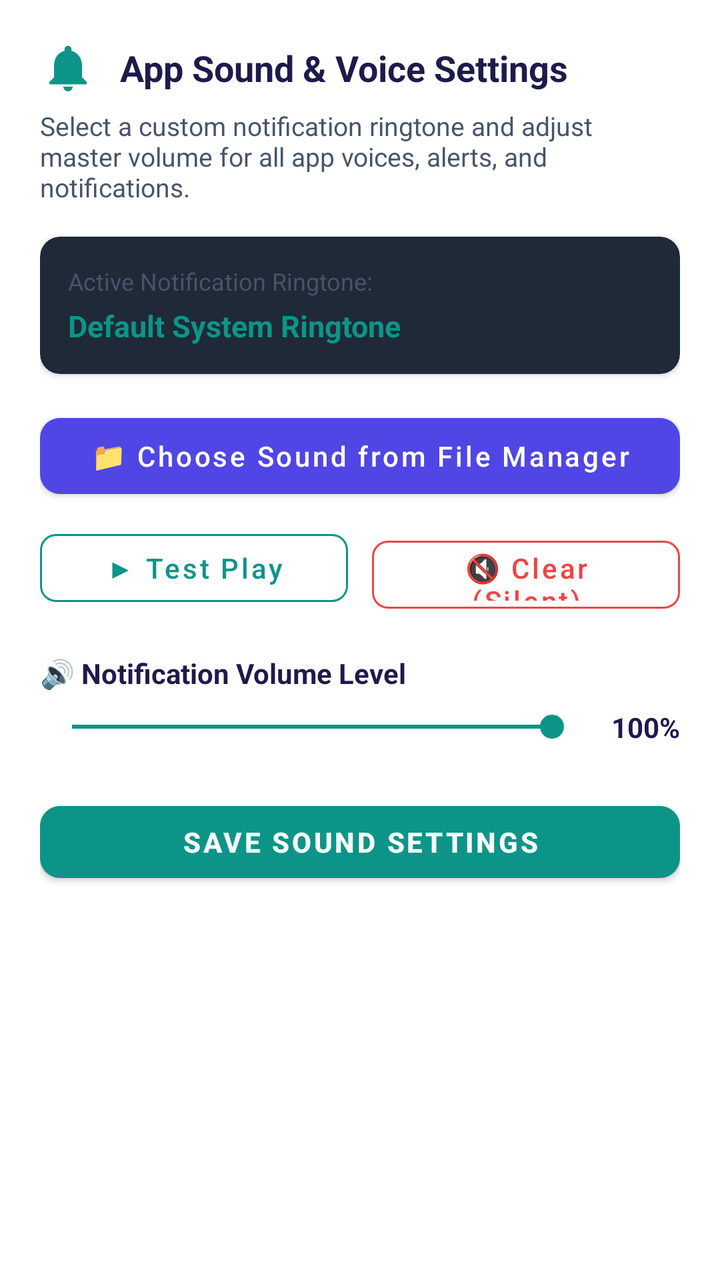
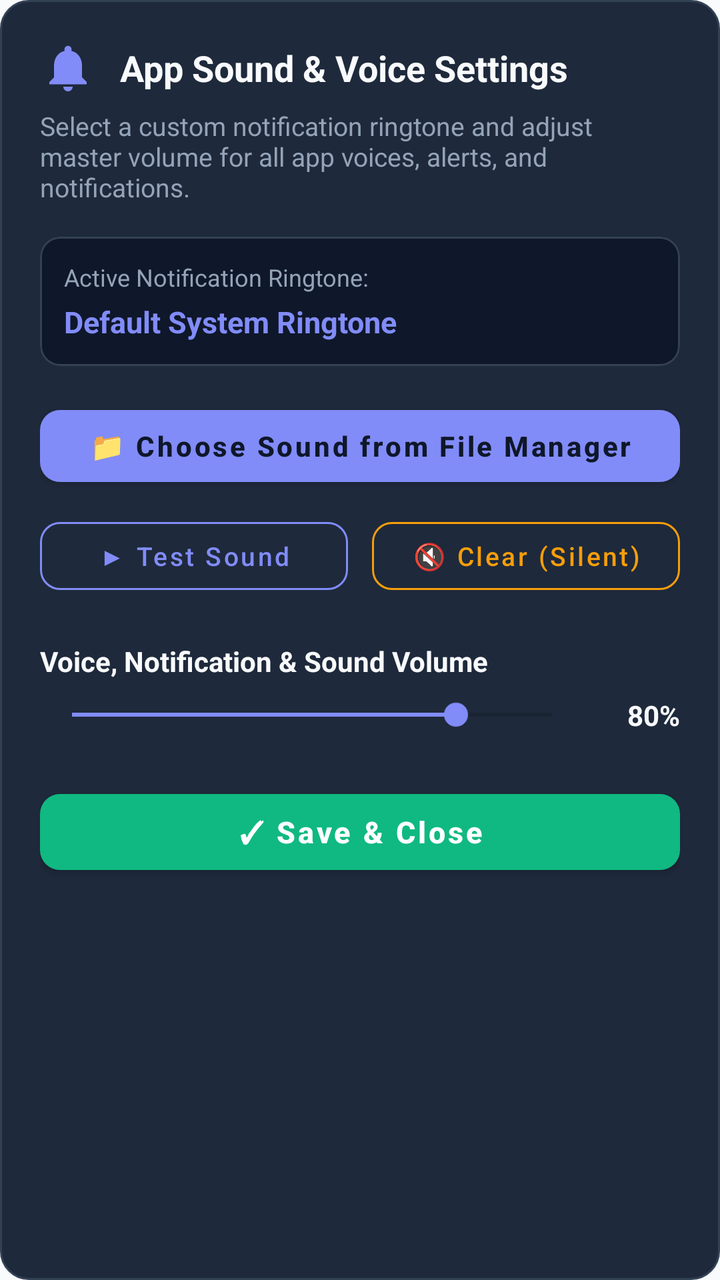

Compare the two renders of this Android layout. The source of the first and the diff that turns it into the second are given below.
<!-- AndroidManifest.xml: application theme Theme.SpeechAssistant -->
<!-- res/layout/dialog_notification_settings.xml -->
<?xml version="1.0" encoding="utf-8"?>
<LinearLayout xmlns:android="http://schemas.android.com/apk/res/android"
    xmlns:app="http://schemas.android.com/apk/res-auto"
    android:layout_width="match_parent"
    android:layout_height="wrap_content"
    android:orientation="vertical"
    android:padding="20dp"
    android:background="@color/surface">

    
    <LinearLayout
        android:layout_width="match_parent"
        android:layout_height="wrap_content"
        android:orientation="horizontal"
        android:gravity="center_vertical">

        <ImageView
            android:layout_width="28dp"
            android:layout_height="28dp"
            android:src="@drawable/ic_bell"
            app:tint="@color/accent" />

        <TextView
            android:layout_width="0dp"
            android:layout_height="wrap_content"
            android:layout_weight="1"
            android:layout_marginStart="12dp"
            android:text="App Sound &amp; Voice Settings"
            android:textColor="@color/text_primary"
            android:textSize="18sp"
            android:textStyle="bold" />
    </LinearLayout>

    <TextView
        android:layout_width="match_parent"
        android:layout_height="wrap_content"
        android:layout_marginTop="6dp"
        android:text="Select a custom notification ringtone and adjust master volume for all app voices, alerts, and notifications."
        android:textColor="@color/text_secondary"
        android:textSize="13sp" />

    
    <com.google.android.material.card.MaterialCardView
        android:layout_width="match_parent"
        android:layout_height="wrap_content"
        android:layout_marginTop="16dp"
        app:cardCornerRadius="10dp"
        app:cardElevation="2dp"
        app:cardBackgroundColor="#1F2937">

        <LinearLayout
            android:layout_width="match_parent"
            android:layout_height="wrap_content"
            android:orientation="vertical"
            android:padding="14dp">

            <TextView
                android:layout_width="wrap_content"
                android:layout_height="wrap_content"
                android:text="Active Notification Ringtone:"
                android:textColor="@color/text_secondary"
                android:textSize="12sp" />

            <TextView
                android:id="@+id/txtCurrentRingtoneName"
                android:layout_width="match_parent"
                android:layout_height="wrap_content"
                android:layout_marginTop="4dp"
                android:text="Default System Ringtone"
                android:textColor="@color/accent"
                android:textSize="15sp"
                android:textStyle="bold" />
        </LinearLayout>
    </com.google.android.material.card.MaterialCardView>

    
    <com.google.android.material.button.MaterialButton
        android:id="@+id/btnSelectFileRingtone"
        android:layout_width="match_parent"
        android:layout_height="50dp"
        android:layout_marginTop="16dp"
        android:text="📁 Choose Sound from File Manager"
        android:textAllCaps="false"
        android:textSize="14sp"
        app:cornerRadius="10dp"
        app:backgroundTint="@color/primary" />

    <LinearLayout
        android:layout_width="match_parent"
        android:layout_height="wrap_content"
        android:layout_marginTop="8dp"
        android:orientation="horizontal">

        <com.google.android.material.button.MaterialButton
            android:id="@+id/btnTestPlayRingtone"
            style="@style/Widget.MaterialComponents.Button.OutlinedButton"
            android:layout_width="0dp"
            android:layout_height="46dp"
            android:layout_weight="1"
            android:layout_marginEnd="6dp"
            android:text="▶ Test Play"
            android:textAllCaps="false"
            android:textColor="@color/accent"
            app:strokeColor="@color/accent"
            app:cornerRadius="8dp" />

        <com.google.android.material.button.MaterialButton
            android:id="@+id/btnResetDefaultRingtone"
            style="@style/Widget.MaterialComponents.Button.OutlinedButton"
            android:layout_width="0dp"
            android:layout_height="46dp"
            android:layout_weight="1"
            android:layout_marginStart="6dp"
            android:text="🔇 Clear (Silent)"
            android:textAllCaps="false"
            android:textColor="#EF4444"
            app:strokeColor="#EF4444"
            app:cornerRadius="8dp" />
    </LinearLayout>

    
    <TextView
        android:layout_width="wrap_content"
        android:layout_height="wrap_content"
        android:layout_marginTop="20dp"
        android:text="🔊 Notification Volume Level"
        android:textColor="@color/text_primary"
        android:textSize="14sp"
        android:textStyle="bold" />

    <LinearLayout
        android:layout_width="match_parent"
        android:layout_height="wrap_content"
        android:layout_marginTop="8dp"
        android:gravity="center_vertical"
        android:orientation="horizontal">

        <SeekBar
            android:id="@+id/sbNotificationVolume"
            android:layout_width="0dp"
            android:layout_height="wrap_content"
            android:layout_weight="1"
            android:max="100"
            android:progress="100"
            android:progressTint="@color/accent"
            android:thumbTint="@color/accent" />

        <TextView
            android:id="@+id/txtVolumePercentage"
            android:layout_width="48dp"
            android:layout_height="wrap_content"
            android:gravity="end"
            android:text="100%"
            android:textColor="@color/text_primary"
            android:textSize="14sp"
            android:textStyle="bold" />
    </LinearLayout>

    
    <LinearLayout
        android:id="@+id/layoutTtsVolumeSection"
        android:layout_width="match_parent"
        android:layout_height="wrap_content"
        android:layout_marginTop="16dp"
        android:orientation="vertical"
        android:visibility="gone">

        <TextView
            android:id="@+id/lblVoiceAssistantVolume"
            android:layout_width="wrap_content"
            android:layout_height="wrap_content"
            android:text="🔊 Voice Assistant Volume"
            android:textColor="@color/text_primary"
            android:textSize="14sp"
            android:textStyle="bold" />

        <TextView
            android:layout_width="wrap_content"
            android:layout_height="wrap_content"
            android:text="Manage the voice assistant speech volume and sound"
            android:textColor="@color/text_secondary"
            android:textSize="12sp"
            android:layout_marginTop="2dp" />

        <LinearLayout
            android:layout_width="match_parent"
            android:layout_height="wrap_content"
            android:layout_marginTop="8dp"
            android:gravity="center_vertical"
            android:orientation="horizontal">

            <SeekBar
                android:id="@+id/sbTtsVolume"
                android:layout_width="0dp"
                android:layout_height="wrap_content"
                android:layout_weight="1"
                android:max="100"
                android:progress="100"
                android:progressTint="@color/accent"
                android:thumbTint="@color/accent" />

            <TextView
                android:id="@+id/txtTtsVolumePercentage"
                android:layout_width="48dp"
                android:layout_height="wrap_content"
                android:gravity="end"
                android:text="100%"
                android:textColor="@color/text_primary"
                android:textSize="14sp"
                android:textStyle="bold" />
        </LinearLayout>

        <com.google.android.material.button.MaterialButton
            android:id="@+id/btnTestVoiceAssistant"
            style="@style/Widget.MaterialComponents.Button.OutlinedButton"
            android:layout_width="match_parent"
            android:layout_height="44dp"
            android:layout_marginTop="8dp"
            android:text="🗣️ Test Assistant Voice"
            android:textAllCaps="false"
            android:textSize="13sp"
            android:textColor="@color/accent"
            app:strokeColor="@color/accent"
            app:cornerRadius="8dp" />
    </LinearLayout>

    
    <LinearLayout
        android:layout_width="match_parent"
        android:layout_height="wrap_content"
        android:layout_marginTop="24dp"
        android:gravity="end">

        <com.google.android.material.button.MaterialButton
            android:id="@+id/btnSaveNotificationSettings"
            android:layout_width="match_parent"
            android:layout_height="48dp"
            android:text="SAVE SOUND SETTINGS"
            android:textSize="14sp"
            android:textStyle="bold"
            app:cornerRadius="10dp"
            app:backgroundTint="@color/accent" />
    </LinearLayout>

</LinearLayout>
<!-- resources referenced by this layout -->
<resources>
  <color name="accent">#0D9488</color>
  <color name="primary">#4F46E5</color>
  <color name="surface">#FFFFFF</color>
  <color name="text_primary">#1E1B4B</color>
  <color name="text_secondary">#475569</color>
  <!-- drawable ic_bell (drawable) -->
  <vector xmlns:android="http://schemas.android.com/apk/res/android"
      android:width="24dp"
      android:height="24dp"
      android:viewportWidth="24"
      android:viewportHeight="24">
      <path
          android:fillColor="#FFFFFFFF"
          android:pathData="M12,22c1.1,0 2,-0.9 2,-2h-4c0,1.1 0.89,2 2,2zM18,16v-5c0,-3.07 -1.63,-5.64 -4.5,-6.32V4c0,-0.83 -0.67,-1.5 -1.5,-1.5s-1.5,0.67 -1.5,1.5v0.68C7.63,5.36 6,7.92 6,11v5l-2,2v1h16v-1l-2,-2z"/>
  </vector>
  <style name="Theme.SpeechAssistant" parent="Theme.MaterialComponents.DayNight.NoActionBar">
          
          <item name="colorPrimary">@color/primary</item>
          <item name="colorPrimaryVariant">@color/primary_dark</item>
          <item name="colorOnPrimary">@android:color/white</item>
          
          <item name="colorSecondary">@color/accent</item>
          <item name="colorSecondaryVariant">@color/accent</item>
          <item name="colorOnSecondary">@android:color/black</item>
          
          <item name="android:statusBarColor">?attr/colorPrimaryVariant</item>
          
          <item name="android:windowBackground">@color/background</item>
      </style>
  <color name="primary_dark">#3730A3</color>
  <color name="background">#F8FAFC</color>
</resources>

<!-- the commit's change to res/layout/dialog_notification_settings.xml (unified diff, before → after) -->
@@ -5,7 +5,7 @@
     android:layout_height="wrap_content"
     android:orientation="vertical"
     android:padding="20dp"
-    android:background="@color/surface">
+    android:background="@drawable/bg_caregiver_search">
 
     
     <LinearLayout
@@ -18,7 +18,7 @@
             android:layout_width="28dp"
             android:layout_height="28dp"
             android:src="@drawable/ic_bell"
-            app:tint="@color/accent" />
+            app:tint="@color/caregiver_accent" />
 
         <TextView
             android:layout_width="0dp"
@@ -26,7 +26,7 @@
             android:layout_weight="1"
             android:layout_marginStart="12dp"
             android:text="App Sound &amp; Voice Settings"
-            android:textColor="@color/text_primary"
+            android:textColor="@color/caregiver_text_primary"
             android:textSize="18sp"
             android:textStyle="bold" />
     </LinearLayout>
@@ -36,7 +36,7 @@
         android:layout_height="wrap_content"
         android:layout_marginTop="6dp"
         android:text="Select a custom notification ringtone and adjust master volume for all app voices, alerts, and notifications."
-        android:textColor="@color/text_secondary"
+        android:textColor="@color/caregiver_text_secondary"
         android:textSize="13sp" />
 
     
@@ -45,29 +45,31 @@
         android:layout_height="wrap_content"
         android:layout_marginTop="16dp"
         app:cardCornerRadius="10dp"
-        app:cardElevation="2dp"
-        app:cardBackgroundColor="#1F2937">
+        app:cardElevation="0dp"
+        app:cardBackgroundColor="@color/caregiver_bg"
+        app:strokeWidth="1dp"
+        app:strokeColor="@color/caregiver_border">
 
         <LinearLayout
             android:layout_width="match_parent"
             android:layout_height="wrap_content"
             android:orientation="vertical"
-            android:padding="14dp">
+            android:padding="12dp">
 
             <TextView
                 android:layout_width="wrap_content"
                 android:layout_height="wrap_content"
                 android:text="Active Notification Ringtone:"
-                android:textColor="@color/text_secondary"
+                android:textColor="@color/caregiver_text_secondary"
                 android:textSize="12sp" />
 
             <TextView
                 android:id="@+id/txtCurrentRingtoneName"
-                android:layout_width="match_parent"
+                android:layout_width="wrap_content"
                 android:layout_height="wrap_content"
                 android:layout_marginTop="4dp"
                 android:text="Default System Ringtone"
-                android:textColor="@color/accent"
+                android:textColor="@color/caregiver_accent"
                 android:textSize="15sp"
                 android:textStyle="bold" />
         </LinearLayout>
@@ -77,13 +79,15 @@
     <com.google.android.material.button.MaterialButton
         android:id="@+id/btnSelectFileRingtone"
         android:layout_width="match_parent"
-        android:layout_height="50dp"
+        android:layout_height="48dp"
         android:layout_marginTop="16dp"
         android:text="📁 Choose Sound from File Manager"
         android:textAllCaps="false"
+        android:textColor="#0F172A"
+        android:textStyle="bold"
         android:textSize="14sp"
         app:cornerRadius="10dp"
-        app:backgroundTint="@color/primary" />
+        app:backgroundTint="@color/caregiver_accent" />
 
     <LinearLayout
         android:layout_width="match_parent"
@@ -98,11 +102,12 @@
             android:layout_height="46dp"
             android:layout_weight="1"
             android:layout_marginEnd="6dp"
-            android:text="▶ Test Play"
+            android:text="▶ Test Sound"
             android:textAllCaps="false"
-            android:textColor="@color/accent"
-            app:strokeColor="@color/accent"
-            app:cornerRadius="8dp" />
+            android:textColor="@color/caregiver_accent"
+            android:textSize="13sp"
+            app:strokeColor="@color/caregiver_accent"
+            app:cornerRadius="10dp" />
 
         <com.google.android.material.button.MaterialButton
             android:id="@+id/btnResetDefaultRingtone"
@@ -113,9 +118,10 @@
             android:layout_marginStart="6dp"
             android:text="🔇 Clear (Silent)"
             android:textAllCaps="false"
-            android:textColor="#EF4444"
-            app:strokeColor="#EF4444"
-            app:cornerRadius="8dp" />
+            android:textColor="@color/caregiver_warning"
+            android:textSize="13sp"
+            app:strokeColor="@color/caregiver_warning"
+            app:cornerRadius="10dp" />
     </LinearLayout>
 
     
@@ -123,8 +129,8 @@
         android:layout_width="wrap_content"
         android:layout_height="wrap_content"
         android:layout_marginTop="20dp"
-        android:text="🔊 Notification Volume Level"
-        android:textColor="@color/text_primary"
+        android:text="Voice, Notification &amp; Sound Volume"
+        android:textColor="@color/caregiver_text_primary"
         android:textSize="14sp"
         android:textStyle="bold" />
 
@@ -141,17 +147,17 @@
             android:layout_height="wrap_content"
             android:layout_weight="1"
             android:max="100"
-            android:progress="100"
-            android:progressTint="@color/accent"
-            android:thumbTint="@color/accent" />
+            android:progress="80"
+            android:progressTint="@color/caregiver_accent"
+            android:thumbTint="@color/caregiver_accent" />
 
         <TextView
             android:id="@+id/txtVolumePercentage"
             android:layout_width="48dp"
             android:layout_height="wrap_content"
             android:gravity="end"
-            android:text="100%"
-            android:textColor="@color/text_primary"
+            android:text="80%"
+            android:textColor="@color/caregiver_text_primary"
             android:textSize="14sp"
             android:textStyle="bold" />
     </LinearLayout>
@@ -170,7 +176,7 @@
             android:layout_width="wrap_content"
             android:layout_height="wrap_content"
             android:text="🔊 Voice Assistant Volume"
-            android:textColor="@color/text_primary"
+            android:textColor="@color/caregiver_text_primary"
             android:textSize="14sp"
             android:textStyle="bold" />
 
@@ -178,7 +184,7 @@
             android:layout_width="wrap_content"
             android:layout_height="wrap_content"
             android:text="Manage the voice assistant speech volume and sound"
-            android:textColor="@color/text_secondary"
+            android:textColor="@color/caregiver_text_secondary"
             android:textSize="12sp"
             android:layout_marginTop="2dp" />
 
@@ -196,8 +202,8 @@
                 android:layout_weight="1"
                 android:max="100"
                 android:progress="100"
-                android:progressTint="@color/accent"
-                android:thumbTint="@color/accent" />
+                android:progressTint="@color/caregiver_accent"
+                android:thumbTint="@color/caregiver_accent" />
 
             <TextView
                 android:id="@+id/txtTtsVolumePercentage"
@@ -205,7 +211,7 @@
                 android:layout_height="wrap_content"
                 android:gravity="end"
                 android:text="100%"
-                android:textColor="@color/text_primary"
+                android:textColor="@color/caregiver_text_primary"
                 android:textSize="14sp"
                 android:textStyle="bold" />
         </LinearLayout>
@@ -219,27 +225,22 @@
             android:text="🗣️ Test Assistant Voice"
             android:textAllCaps="false"
             android:textSize="13sp"
-            android:textColor="@color/accent"
-            app:strokeColor="@color/accent"
+            android:textColor="@color/caregiver_accent"
+            app:strokeColor="@color/caregiver_accent"
             app:cornerRadius="8dp" />
     </LinearLayout>
 
     
-    <LinearLayout
-        android:layout_width="match_parent"
-        android:layout_height="wrap_content"
+    <com.google.android.material.button.MaterialButton
+        android:id="@+id/btnSaveNotificationSettings"
+        android:layout_width="match_parent"
+        android:layout_height="50dp"
         android:layout_marginTop="24dp"
-        android:gravity="end">
-
-        <com.google.android.material.button.MaterialButton
-            android:id="@+id/btnSaveNotificationSettings"
-            android:layout_width="match_parent"
-            android:layout_height="48dp"
-            android:text="SAVE SOUND SETTINGS"
-            android:textSize="14sp"
-            android:textStyle="bold"
-            app:cornerRadius="10dp"
-            app:backgroundTint="@color/accent" />
-    </LinearLayout>
-
+        android:text="✓ Save &amp; Close"
+        android:textAllCaps="false"
+        android:textColor="@android:color/white"
+        android:textSize="15sp"
+        android:textStyle="bold"
+        app:cornerRadius="10dp"
+        app:backgroundTint="@color/caregiver_success" />
 </LinearLayout>
<!-- resource entries referenced after the edit -->
@@ -1,10 +1,24 @@
 <!-- resources referenced by this layout -->
 <resources>
+  <color name="caregiver_accent">#818CF8</color>
+  <color name="caregiver_bg">#0F172A</color>
+  <color name="caregiver_border">#334155</color>
+  <color name="caregiver_success">#10B981</color>
+  <color name="caregiver_text_primary">#F8FAFC</color>
+  <color name="caregiver_text_secondary">#94A3B8</color>
+  <color name="caregiver_warning">#F59E0B</color>
+  <!-- drawable bg_caregiver_search (drawable) -->
+  <?xml version="1.0" encoding="utf-8"?>
+  <shape xmlns:android="http://schemas.android.com/apk/res/android"
+      android:shape="rectangle">
+      <solid android:color="@color/caregiver_surface" />
+      <stroke
+          android:width="1dp"
+          android:color="@color/caregiver_border" />
+      <corners android:radius="14dp" />
+  </shape>
   <color name="accent">#0D9488</color>
   <color name="primary">#4F46E5</color>
-  <color name="surface">#FFFFFF</color>
-  <color name="text_primary">#1E1B4B</color>
-  <color name="text_secondary">#475569</color>
   <!-- drawable ic_bell (drawable) -->
   <vector xmlns:android="http://schemas.android.com/apk/res/android"
       android:width="24dp"
@@ -29,6 +43,7 @@
           
           <item name="android:windowBackground">@color/background</item>
       </style>
+  <color name="caregiver_surface">#1E293B</color>
   <color name="primary_dark">#3730A3</color>
   <color name="background">#F8FAFC</color>
 </resources>
